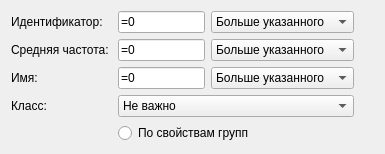
Qt form inssearch.ui (mcstarioni/OBOSSANIY-CURSACH) before a commit.
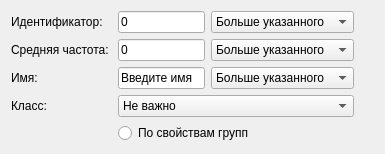
The same form after that commit.

Diff of the .ui file:
```diff
--- a/inssearch.ui
+++ b/inssearch.ui
@@ -28,7 +28,7 @@
        <item>
         <widget class="QLineEdit" name="idEdit">
          <property name="text">
-          <string>=0</string>
+          <string>0</string>
          </property>
         </widget>
        </item>
@@ -133,7 +133,7 @@
        <item>
         <widget class="QLineEdit" name="freqEdit">
          <property name="text">
-          <string>=0</string>
+          <string>0</string>
          </property>
         </widget>
        </item>
@@ -168,7 +168,7 @@
        <item>
         <widget class="QLineEdit" name="nameEdit">
          <property name="text">
-          <string>=0</string>
+          <string>Введите имя</string>
          </property>
         </widget>
        </item>
```
Left out of the diff: 6 changed lines with no effect on the pictures.
